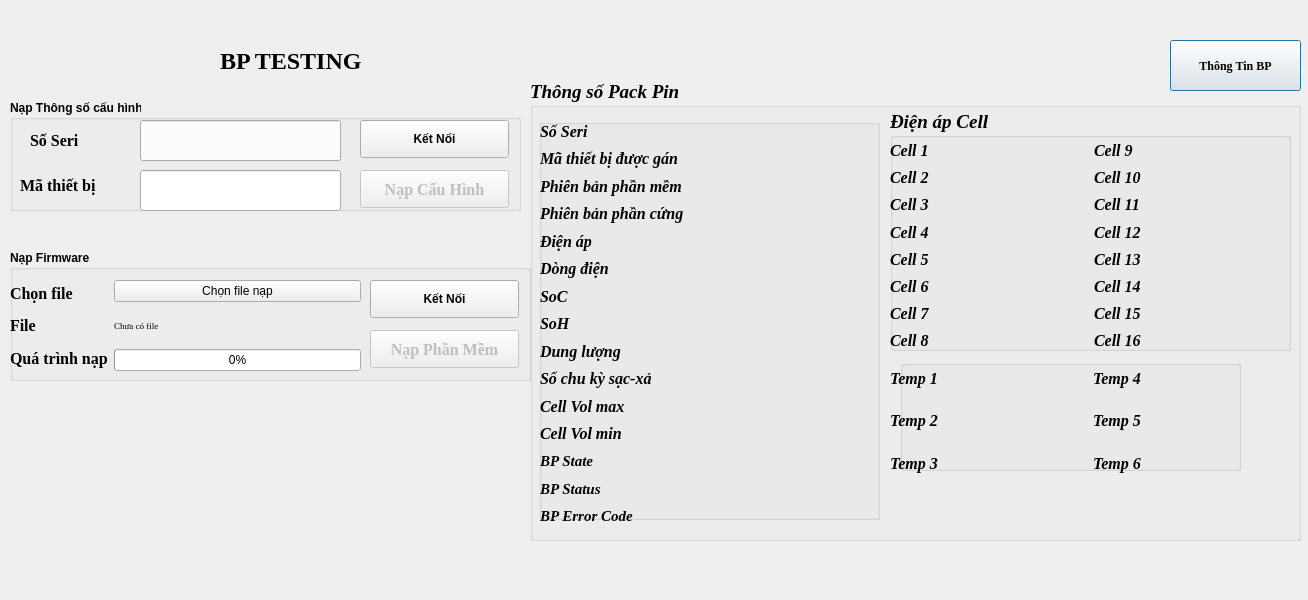
The window that views/bp.ui (CongPV121/SDT) describes before a commit, drawn with Qt 5.
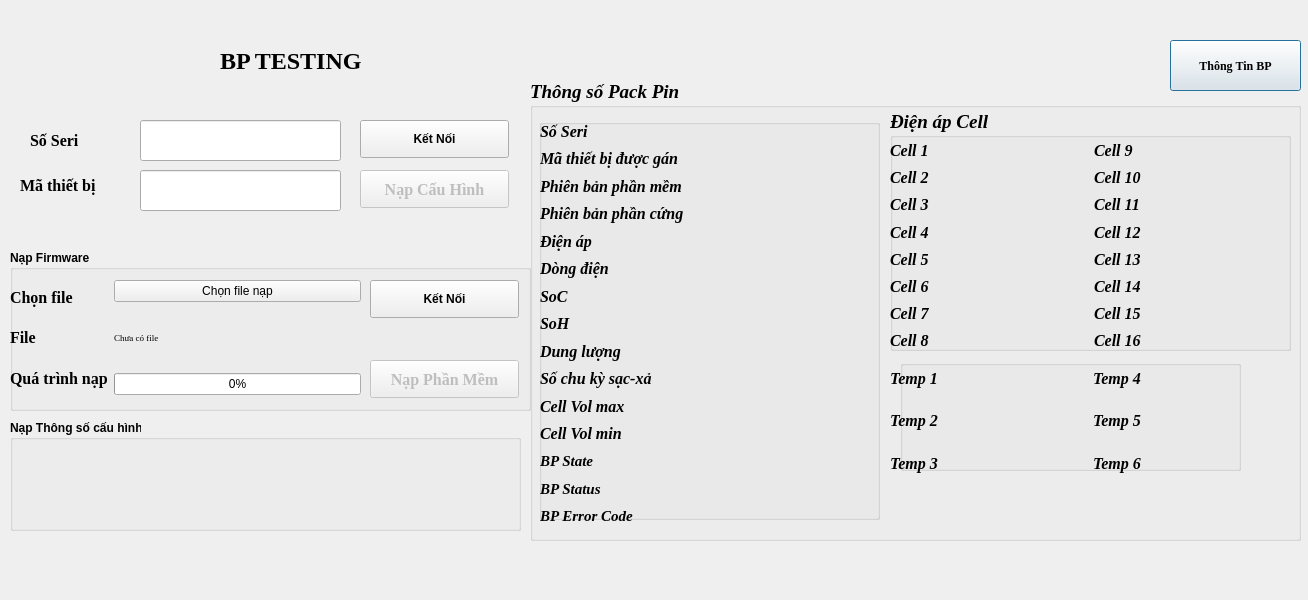
The same window after the commit. Icons and pictures are not drawn.

Diff of the .ui file:
```diff
--- a/views/bp.ui
+++ b/views/bp.ui
@@ -1342,7 +1342,7 @@
      <x>10</x>
      <y>250</y>
      <width>521</width>
-     <height>131</height>
+     <height>161</height>
     </rect>
    </property>
    <property name="font">
@@ -1375,7 +1375,7 @@
      <x>10</x>
      <y>280</y>
      <width>351</width>
-     <height>91</height>
+     <height>115</height>
     </rect>
    </property>
    <layout class="QHBoxLayout" name="horizontalLayout">
@@ -1500,7 +1500,7 @@
    <property name="geometry">
     <rect>
      <x>370</x>
-     <y>330</y>
+     <y>360</y>
      <width>149</width>
      <height>38</height>
     </rect>
@@ -1537,14 +1537,17 @@
    <property name="geometry">
     <rect>
      <x>10</x>
-     <y>100</y>
+     <y>420</y>
      <width>511</width>
      <height>111</height>
     </rect>
    </property>
    <property name="font">
     <font>
+     <italic>false</italic>
      <bold>true</bold>
+     <underline>false</underline>
+     <strikeout>false</strikeout>
     </font>
    </property>
    <property name="layoutDirection">
```
Left out of the diff: 6 changed lines with no effect on the pictures.
